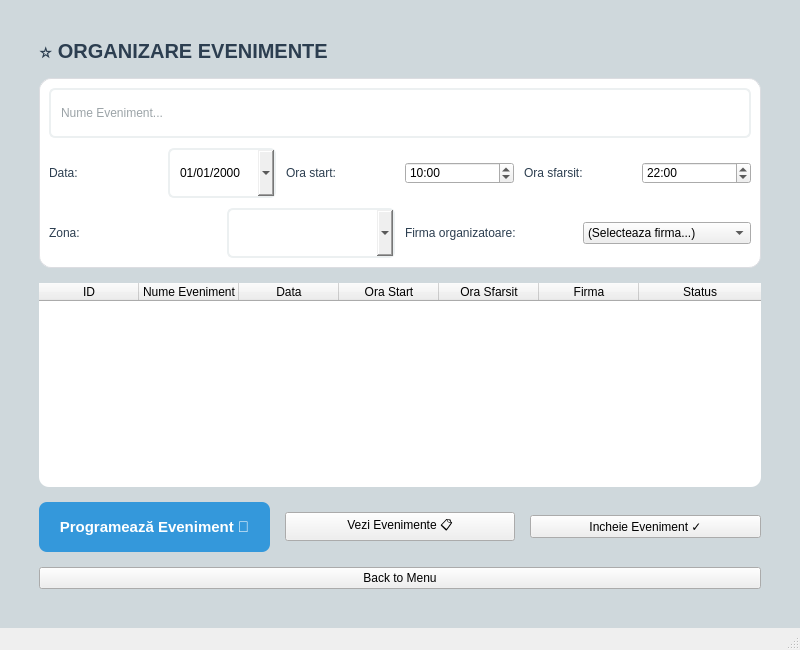
Above: mainwindow.ui from MISHU52/Proiect_Parcuri_V2 before the change. Below: the same form after it.
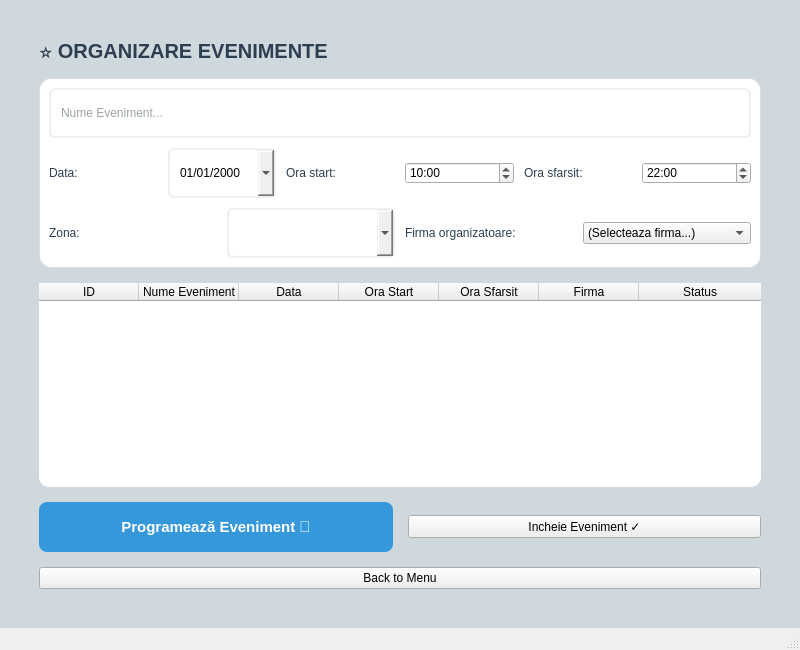
That is the form after the change. The open tabs and pages were chosen to show the change.

```diff
--- a/mainwindow.ui
+++ b/mainwindow.ui
@@ -1067,13 +1067,6 @@
             </property>
            </widget>
           </item>
-          <item>
-           <widget class="QPushButton" name="btnVeziEvenimente">
-            <property name="text">
-             <string>Vezi Evenimente 📋</string>
-            </property>
-           </widget>
-          </item>
           <item>
            <widget class="QPushButton" name="btnIncheieEveniment">
             <property name="text">
```
